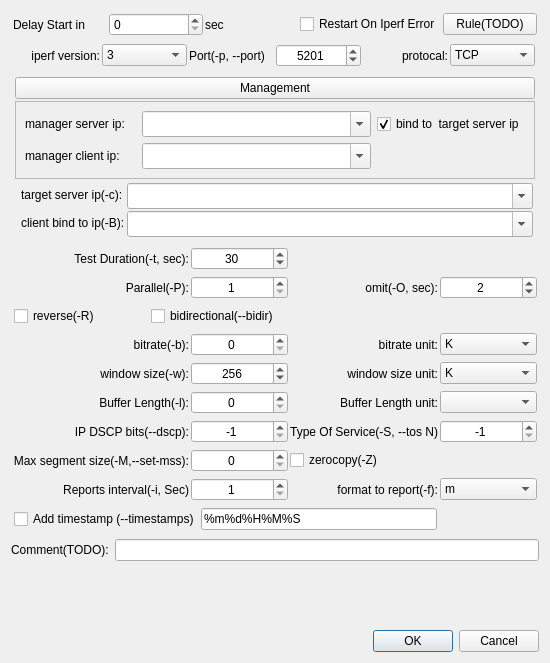
This is qiperfc/src/dlgiperf.ui in coolshou/qiperf as Qt 5 draws it before an edit. The edited form follows.
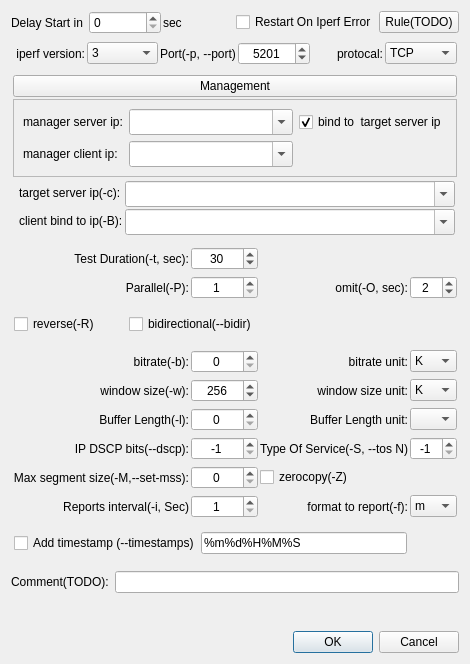
This is the edited form. Icons and pictures are not drawn.

The edit to the form file:
```diff
--- a/qiperfc/src/dlgiperf.ui
+++ b/qiperfc/src/dlgiperf.ui
@@ -9,8 +9,8 @@
    <rect>
     <x>0</x>
     <y>0</y>
-    <width>550</width>
-    <height>663</height>
+    <width>465</width>
+    <height>664</height>
    </rect>
   </property>
   <property name="sizePolicy">
@@ -27,8 +27,355 @@
     <normaloff>:/pair-add</normaloff>:/pair-add</iconset>
   </property>
   <layout class="QVBoxLayout" name="verticalLayout">
+   <item>
+    <widget class="QWidget" name="wDelay" native="true">
+     <layout class="QHBoxLayout" name="horizontalLayout_4" stretch="0,0,0,0,0">
+      <property name="spacing">
+       <number>2</number>
+      </property>
+      <property name="leftMargin">
+       <number>0</number>
+      </property>
+      <property name="topMargin">
+       <number>0</number>
+      </property>
+      <property name="rightMargin">
+       <number>0</number>
+      </property>
+      <property name="bottomMargin">
+       <number>0</number>
+      </property>
+      <item>
+       <widget class="QLabel" name="label_5">
+        <property name="text">
+         <string>Delay Start in </string>
+        </property>
+       </widget>
+      </item>
+      <item>
+       <widget class="QSpinBox" name="sb_delaytime">
+        <property name="maximum">
+         <number>999999</number>
+        </property>
+        <property name="singleStep">
+         <number>0</number>
+        </property>
+       </widget>
+      </item>
+      <item>
+       <widget class="QLabel" name="lb_delaytime">
+        <property name="text">
+         <string>sec</string>
+        </property>
+       </widget>
+      </item>
+      <item>
+       <widget class="QCheckBox" name="cbRestartOnError">
+        <property name="text">
+         <string>Restart On Iperf Error</string>
+        </property>
+       </widget>
+      </item>
+      <item>
+       <widget class="QPushButton" name="pbRestartRule">
+        <property name="text">
+         <string>Rule(TODO)</string>
+        </property>
+       </widget>
+      </item>
+     </layout>
+    </widget>
+   </item>
+   <item>
+    <widget class="QWidget" name="wIperfVer" native="true">
+     <layout class="QHBoxLayout" name="horizontalLayout_3">
+      <property name="spacing">
+       <number>2</number>
+      </property>
+      <property name="leftMargin">
+       <number>2</number>
+      </property>
+      <property name="topMargin">
+       <number>2</number>
+      </property>
+      <property name="rightMargin">
+       <number>2</number>
+      </property>
+      <property name="bottomMargin">
+       <number>2</number>
+      </property>
+      <item>
+       <widget class="QLabel" name="label_34">
+        <property name="text">
+         <string>iperf version:</string>
+        </property>
+        <property name="alignment">
+         <set>Qt::AlignRight|Qt::AlignTrailing|Qt::AlignVCenter</set>
+        </property>
+       </widget>
+      </item>
+      <item>
+       <widget class="QComboBox" name="cb_version">
+        <property name="enabled">
+         <bool>true</bool>
+        </property>
+        <property name="currentIndex">
+         <number>1</number>
+        </property>
+        <item>
+         <property name="text">
+          <string>2</string>
+         </property>
+        </item>
+        <item>
+         <property name="text">
+          <string>3</string>
+         </property>
+        </item>
+       </widget>
+      </item>
+      <item>
+       <widget class="QLabel" name="label_35">
+        <property name="text">
+         <string>Port(-p, --port)</string>
+        </property>
+       </widget>
+      </item>
+      <item>
+       <widget class="QSpinBox" name="sb_port">
+        <property name="toolTip">
+         <string>&lt;html&gt;&lt;head/&gt;&lt;body&gt;&lt;p&gt;NOTE: Under Windows&lt;/p&gt;&lt;p&gt;UDP with -P &amp;lt;n&amp;gt; will require &amp;lt;n&amp;gt; ports (start with -p &amp;lt;port&amp;gt;)&lt;/p&gt;&lt;/body&gt;&lt;/html&gt;</string>
+        </property>
+        <property name="alignment">
+         <set>Qt::AlignCenter</set>
+        </property>
+        <property name="minimum">
+         <number>1</number>
+        </property>
+        <property name="maximum">
+         <number>65535</number>
+        </property>
+        <property name="value">
+         <number>5201</number>
+        </property>
+       </widget>
+      </item>
+      <item>
+       <widget class="QLabel" name="label_36">
+        <property name="text">
+         <string>protocal:</string>
+        </property>
+        <property name="alignment">
+         <set>Qt::AlignRight|Qt::AlignTrailing|Qt::AlignVCenter</set>
+        </property>
+       </widget>
+      </item>
+      <item>
+       <widget class="QComboBox" name="cb_protocal">
+        <item>
+         <property name="text">
+          <string extracomment="Transmission Control Protocol">TCP</string>
+         </property>
+        </item>
+        <item>
+         <property name="text">
+          <string extracomment="User Datagram Protocol">UDP</string>
+         </property>
+        </item>
+       </widget>
+      </item>
+     </layout>
+    </widget>
+   </item>
+   <item>
+    <widget class="QWidget" name="wTarget" native="true">
+     <layout class="QVBoxLayout" name="verticalLayout_2">
+      <property name="spacing">
+       <number>2</number>
+      </property>
+      <property name="leftMargin">
+       <number>2</number>
+      </property>
+      <property name="topMargin">
+       <number>2</number>
+      </property>
+      <property name="rightMargin">
+       <number>2</number>
+      </property>
+      <property name="bottomMargin">
+       <number>2</number>
+      </property>
+      <item>
+       <widget class="QPushButton" name="pbManagement">
+        <property name="text">
+         <string>Management</string>
+        </property>
+        <property name="checkable">
+         <bool>true</bool>
+        </property>
+        <property name="checked">
+         <bool>false</bool>
+        </property>
+       </widget>
+      </item>
+      <item>
+       <widget class="QFrame" name="wManagement">
+        <property name="minimumSize">
+         <size>
+          <width>0</width>
+          <height>78</height>
+         </size>
+        </property>
+        <property name="frameShape">
+         <enum>QFrame::StyledPanel</enum>
+        </property>
+        <property name="frameShadow">
+         <enum>QFrame::Raised</enum>
+        </property>
+        <property name="lineWidth">
+         <number>2</number>
+        </property>
+        <layout class="QGridLayout" name="gridLayout">
+         <item row="1" column="0">
+          <widget class="QLabel" name="label_23">
+           <property name="text">
+            <string>manager server ip:</string>
+           </property>
+          </widget>
+         </item>
+         <item row="1" column="1" colspan="2">
+          <widget class="QComboBox" name="cb_mserver_ip">
+           <property name="minimumSize">
+            <size>
+             <width>0</width>
+             <height>26</height>
+            </size>
+           </property>
+           <property name="maximumSize">
+            <size>
+             <width>16777215</width>
+             <height>16777215</height>
+            </size>
+           </property>
+           <property name="editable">
+            <bool>true</bool>
+           </property>
+          </widget>
+         </item>
+         <item row="1" column="3">
+          <widget class="QCheckBox" name="chk_server_bind_ip">
+           <property name="text">
+            <string>bind to  target server ip</string>
+           </property>
+           <property name="checked">
+            <bool>true</bool>
+           </property>
+          </widget>
+         </item>
+         <item row="2" column="0">
+          <widget class="QLabel" name="label_24">
+           <property name="text">
+            <string>manager client ip:</string>
+           </property>
+          </widget>
+         </item>
+         <item row="2" column="1" colspan="2">
+          <widget class="QComboBox" name="cb_mclient_ip">
+           <property name="minimumSize">
+            <size>
+             <width>0</width>
+             <height>26</height>
+            </size>
+           </property>
+           <property name="maximumSize">
+            <size>
+             <width>16777215</width>
+             <height>16777215</height>
+            </size>
+           </property>
+           <property name="editable">
+            <bool>true</bool>
+           </property>
+          </widget>
+         </item>
+        </layout>
+       </widget>
+      </item>
+      <item>
+       <widget class="QWidget" name="widget_2" native="true">
+        <layout class="QFormLayout" name="formLayout">
+         <property name="horizontalSpacing">
+          <number>2</number>
+         </property>
+         <property name="verticalSpacing">
+          <number>2</number>
+         </property>
+         <property name="leftMargin">
+          <number>6</number>
+         </property>
+         <property name="topMargin">
+          <number>2</number>
+         </property>
+         <property name="rightMargin">
+          <number>2</number>
+         </property>
+         <property name="bottomMargin">
+          <number>2</number>
+         </property>
+         <item row="1" column="0">
+          <widget class="QLabel" name="label_31">
+           <property name="text">
+            <string>target server ip(-c):</string>
+           </property>
+          </widget>
+         </item>
+         <item row="1" column="1">
+          <widget class="QComboBox" name="cb_target_ip">
+           <property name="minimumSize">
+            <size>
+             <width>0</width>
+             <height>26</height>
+            </size>
+           </property>
+           <property name="editable">
+            <bool>true</bool>
+           </property>
+          </widget>
+         </item>
+         <item row="3" column="0">
+          <widget class="QLabel" name="label_32">
+           <property name="text">
+            <string>client bind to ip(-B):</string>
+           </property>
+          </widget>
+         </item>
+         <item row="3" column="1">
+          <widget class="QComboBox" name="cb_client_bind_ip">
+           <property name="minimumSize">
+            <size>
+             <width>0</width>
+             <height>26</height>
+            </size>
+           </property>
+           <property name="editable">
+            <bool>true</bool>
+           </property>
+          </widget>
+         </item>
+        </layout>
+       </widget>
+      </item>
+     </layout>
+    </widget>
+   </item>
    <item>
     <widget class="QWidget" name="widget_5" native="true">
+     <property name="minimumSize">
+      <size>
+       <width>0</width>
+       <height>320</height>
+      </size>
+     </property>
      <layout class="QGridLayout" name="gridLayout_2">
       <property name="leftMargin">
        <number>2</number>
@@ -557,347 +904,6 @@
         </layout>
        </widget>
       </item>
-      <item row="1" column="1" colspan="4">
-       <widget class="QWidget" name="widget_7" native="true">
-        <layout class="QHBoxLayout" name="horizontalLayout_4" stretch="0,0,0,0,0">
-         <property name="spacing">
-          <number>2</number>
-         </property>
-         <property name="leftMargin">
-          <number>0</number>
-         </property>
-         <property name="topMargin">
-          <number>0</number>
-         </property>
-         <property name="rightMargin">
-          <number>0</number>
-         </property>
-         <property name="bottomMargin">
-          <number>0</number>
-         </property>
-         <item>
-          <widget class="QLabel" name="label_5">
-           <property name="text">
-            <string>Delay Start in </string>
-           </property>
-          </widget>
-         </item>
-         <item>
-          <widget class="QSpinBox" name="sb_delaytime">
-           <property name="maximum">
-            <number>999999</number>
-           </property>
-           <property name="singleStep">
-            <number>0</number>
-           </property>
-          </widget>
-         </item>
-         <item>
-          <widget class="QLabel" name="lb_delaytime">
-           <property name="text">
-            <string>sec</string>
-           </property>
-          </widget>
-         </item>
-         <item>
-          <widget class="QCheckBox" name="cbRestartOnError">
-           <property name="text">
-            <string>Restart On Iperf Error</string>
-           </property>
-          </widget>
-         </item>
-         <item>
-          <widget class="QPushButton" name="pbRestartRule">
-           <property name="text">
-            <string>Rule(TODO)</string>
-           </property>
-          </widget>
-         </item>
-        </layout>
-       </widget>
-      </item>
-      <item row="2" column="1" colspan="4">
-       <widget class="QWidget" name="widget_6" native="true">
-        <layout class="QHBoxLayout" name="horizontalLayout_3">
-         <property name="spacing">
-          <number>2</number>
-         </property>
-         <property name="leftMargin">
-          <number>2</number>
-         </property>
-         <property name="topMargin">
-          <number>2</number>
-         </property>
-         <property name="rightMargin">
-          <number>2</number>
-         </property>
-         <property name="bottomMargin">
-          <number>2</number>
-         </property>
-         <item>
-          <widget class="QLabel" name="label_34">
-           <property name="text">
-            <string>iperf version:</string>
-           </property>
-           <property name="alignment">
-            <set>Qt::AlignRight|Qt::AlignTrailing|Qt::AlignVCenter</set>
-           </property>
-          </widget>
-         </item>
-         <item>
-          <widget class="QComboBox" name="cb_version">
-           <property name="enabled">
-            <bool>true</bool>
-           </property>
-           <property name="currentIndex">
-            <number>1</number>
-           </property>
-           <item>
-            <property name="text">
-             <string>2</string>
-            </property>
-           </item>
-           <item>
-            <property name="text">
-             <string>3</string>
-            </property>
-           </item>
-          </widget>
-         </item>
-         <item>
-          <widget class="QLabel" name="label_35">
-           <property name="text">
-            <string>Port(-p, --port)</string>
-           </property>
-          </widget>
-         </item>
-         <item>
-          <widget class="QSpinBox" name="sb_port">
-           <property name="toolTip">
-            <string>&lt;html&gt;&lt;head/&gt;&lt;body&gt;&lt;p&gt;NOTE: Under Windows&lt;/p&gt;&lt;p&gt;UDP with -P &amp;lt;n&amp;gt; will require &amp;lt;n&amp;gt; ports (start with -p &amp;lt;port&amp;gt;)&lt;/p&gt;&lt;/body&gt;&lt;/html&gt;</string>
-           </property>
-           <property name="alignment">
-            <set>Qt::AlignCenter</set>
-           </property>
-           <property name="minimum">
-            <number>1</number>
-           </property>
-           <property name="maximum">
-            <number>65535</number>
-           </property>
-           <property name="value">
-            <number>5201</number>
-           </property>
-          </widget>
-         </item>
-         <item>
-          <widget class="QLabel" name="label_36">
-           <property name="text">
-            <string>protocal:</string>
-           </property>
-           <property name="alignment">
-            <set>Qt::AlignRight|Qt::AlignTrailing|Qt::AlignVCenter</set>
-           </property>
-          </widget>
-         </item>
-         <item>
-          <widget class="QComboBox" name="cb_protocal">
-           <item>
-            <property name="text">
-             <string extracomment="Transmission Control Protocol">TCP</string>
-            </property>
-           </item>
-           <item>
-            <property name="text">
-             <string extracomment="User Datagram Protocol">UDP</string>
-            </property>
-           </item>
-          </widget>
-         </item>
-        </layout>
-       </widget>
-      </item>
-      <item row="3" column="1" colspan="4">
-       <widget class="QWidget" name="widget" native="true">
-        <layout class="QVBoxLayout" name="verticalLayout_2">
-         <property name="spacing">
-          <number>2</number>
-         </property>
-         <property name="leftMargin">
-          <number>2</number>
-         </property>
-         <property name="topMargin">
-          <number>2</number>
-         </property>
-         <property name="rightMargin">
-          <number>2</number>
-         </property>
-         <property name="bottomMargin">
-          <number>2</number>
-         </property>
-         <item>
-          <widget class="QPushButton" name="pbManagement">
-           <property name="text">
-            <string>Management</string>
-           </property>
-           <property name="checkable">
-            <bool>true</bool>
-           </property>
-           <property name="checked">
-            <bool>false</bool>
-           </property>
-          </widget>
-         </item>
-         <item>
-          <widget class="QFrame" name="wManagement">
-           <property name="minimumSize">
-            <size>
-             <width>0</width>
-             <height>78</height>
-            </size>
-           </property>
-           <property name="frameShape">
-            <enum>QFrame::StyledPanel</enum>
-           </property>
-           <property name="frameShadow">
-            <enum>QFrame::Raised</enum>
-           </property>
-           <property name="lineWidth">
-            <number>2</number>
-           </property>
-           <layout class="QGridLayout" name="gridLayout">
-            <item row="1" column="0">
-             <widget class="QLabel" name="label_23">
-              <property name="text">
-               <string>manager server ip:</string>
-              </property>
-             </widget>
-            </item>
-            <item row="1" column="1" colspan="2">
-             <widget class="QComboBox" name="cb_mserver_ip">
-              <property name="minimumSize">
-               <size>
-                <width>0</width>
-                <height>26</height>
-               </size>
-              </property>
-              <property name="maximumSize">
-               <size>
-                <width>16777215</width>
-                <height>16777215</height>
-               </size>
-              </property>
-              <property name="editable">
-               <bool>true</bool>
-              </property>
-             </widget>
-            </item>
-            <item row="1" column="3">
-             <widget class="QCheckBox" name="chk_server_bind_ip">
-              <property name="text">
-               <string>bind to  target server ip</string>
-              </property>
-              <property name="checked">
-               <bool>true</bool>
-              </property>
-             </widget>
-            </item>
-            <item row="2" column="0">
-             <widget class="QLabel" name="label_24">
-              <property name="text">
-               <string>manager client ip:</string>
-              </property>
-             </widget>
-            </item>
-            <item row="2" column="1" colspan="2">
-             <widget class="QComboBox" name="cb_mclient_ip">
-              <property name="minimumSize">
-               <size>
-                <width>0</width>
-                <height>26</height>
-               </size>
-              </property>
-              <property name="maximumSize">
-               <size>
-                <width>16777215</width>
-                <height>16777215</height>
-               </size>
-              </property>
-              <property name="editable">
-               <bool>true</bool>
-              </property>
-             </widget>
-            </item>
-           </layout>
-          </widget>
-         </item>
-         <item>
-          <widget class="QWidget" name="widget_2" native="true">
-           <layout class="QFormLayout" name="formLayout">
-            <property name="horizontalSpacing">
-             <number>2</number>
-            </property>
-            <property name="verticalSpacing">
-             <number>2</number>
-            </property>
-            <property name="leftMargin">
-             <number>6</number>
-            </property>
-            <property name="topMargin">
-             <number>2</number>
-            </property>
-            <property name="rightMargin">
-             <number>2</number>
-            </property>
-            <property name="bottomMargin">
-             <number>2</number>
-            </property>
-            <item row="1" column="0">
-             <widget class="QLabel" name="label_31">
-              <property name="text">
-               <string>target server ip(-c):</string>
-              </property>
-             </widget>
-            </item>
-            <item row="1" column="1">
-             <widget class="QComboBox" name="cb_target_ip">
-              <property name="minimumSize">
-               <size>
-                <width>0</width>
-                <height>26</height>
-               </size>
-              </property>
-              <property name="editable">
-               <bool>true</bool>
-              </property>
-             </widget>
-            </item>
-            <item row="3" column="0">
-             <widget class="QLabel" name="label_32">
-              <property name="text">
-               <string>client bind to ip(-B):</string>
-              </property>
-             </widget>
-            </item>
-            <item row="3" column="1">
-             <widget class="QComboBox" name="cb_client_bind_ip">
-              <property name="minimumSize">
-               <size>
-                <width>0</width>
-                <height>26</height>
-               </size>
-              </property>
-              <property name="editable">
-               <bool>true</bool>
-              </property>
-             </widget>
-            </item>
-           </layout>
-          </widget>
-         </item>
-        </layout>
-       </widget>
-      </item>
      </layout>
     </widget>
    </item>
```
